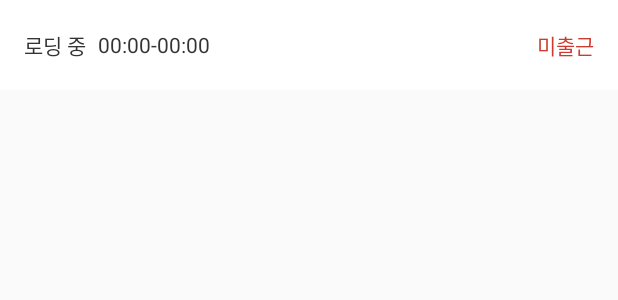
After one commit to bb2002/ProjectMNA_Admin, an Android app: the layout layout_staff_status.xml on its own in the app's theme, with its tools: preview values and no code run, on a phone screen of 412 x 824 dp. The commit adds this screen. Shown: the top 300 px of the screen. Run offline under Robolectric (Android 15) with nearby library versions, the phone set to English and light mode, and no system bars; network calls fail.

Commit message:
06.03 15:39 프로젝트 1차 마감

```diff
--- a/app/src/main/java/kr/saintdev/pmnadmin/models/datas/constants/InternetConst.java
+++ b/app/src/main/java/kr/saintdev/pmnadmin/models/datas/constants/InternetConst.java
@@ -19,6 +19,7 @@ public interface InternetConst {
 
     String UPDATE_MY_WORKSPACE = SERVER_HOST + "workspace/my-workspace.php";
     String CREATE_MY_WORKSPACE = SERVER_HOST + "workspace/create-workspace.php";
+    String MY_WORKSPACE_STATUS = SERVER_HOST + "workspace/workspace-status.php";
 
     String UPDATE_MY_ALARM = SERVER_HOST + "alarm/my-alarm.php";
     String DELETE_ALARM = SERVER_HOST + "alarm/delete-alarm.php";
--- /dev/null
+++ b/app/src/main/res/layout/layout_staff_status.xml
@@ -0,0 +1,32 @@
+<?xml version="1.0" encoding="utf-8"?>
+<RelativeLayout xmlns:android="http://schemas.android.com/apk/res/android"
+    android:layout_width="match_parent" android:layout_height="60dp"
+    android:background="@color/colorWhite">
+    <TextView
+        android:layout_width="wrap_content"
+        android:layout_height="wrap_content"
+        android:id="@+id/staff_status_name"
+        android:layout_marginLeft="16dp"
+        android:text="로딩 중"
+        android:layout_centerVertical="true"
+        android:textColor="#333333"/>
+    <TextView
+        android:layout_width="wrap_content"
+        android:layout_height="wrap_content"
+        android:id="@+id/staff_status_signtime"
+        android:layout_toRightOf="@id/staff_status_name"
+        android:layout_centerVertical="true"
+        android:layout_marginLeft="8dp"
+        android:text="00:00-00:00"
+        android:textColor="#333333"/>
+
+    <TextView
+        android:layout_width="wrap_content"
+        android:layout_height="wrap_content"
+        android:id="@+id/staff_status_status"
+        android:text="미출근"
+        android:layout_alignParentRight="true"
+        android:layout_centerVertical="true"
+        android:layout_marginRight="16dp"
+        android:textColor="@color/colorPrimaryDark"/>
+</RelativeLayout>
```
Also changed, not shown: app/src/main/java/kr/saintdev/pmnadmin/views/adapters/StaffInfoAdapter.java (+57 -7 lines), app/src/main/java/kr/saintdev/pmnadmin/views/fragments/main/StaffFragment.java (+33 -1 lines).
